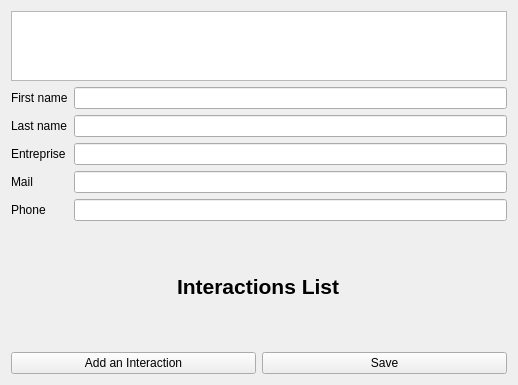
Above: Projet/View/infocontact.ui from KieceDonc/L3_CDAA before the change. Below: the same form after it.
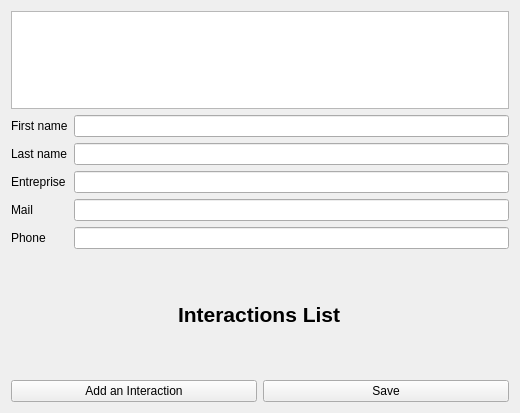
That is the form after the change.

Patch:
```diff
--- a/Projet/View/infocontact.ui
+++ b/Projet/View/infocontact.ui
@@ -10,7 +10,7 @@
     <x>0</x>
     <y>0</y>
     <width>518</width>
-    <height>358</height>
+    <height>413</height>
    </rect>
   </property>
   <property name="windowTitle">
@@ -27,6 +27,12 @@
          <verstretch>0</verstretch>
         </sizepolicy>
        </property>
+       <property name="minimumSize">
+        <size>
+         <width>498</width>
+         <height>70</height>
+        </size>
+       </property>
       </widget>
      </item>
      <item>
```
Left out of the diff: 39 changed lines with no effect on the pictures.
